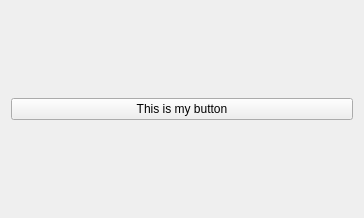
First picture: the form in Resources/UI/qSlicerSingleAxisControlWidget.ui, repository snruser/NeedlePusher, before the edit.
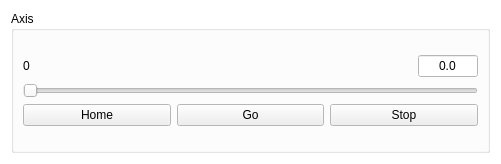
Second picture: the form after the edit.

Commit message: ENH: Created SingleAxis widget. Created DOF selection (creating as much as SingleAxis widgets). TODO: Need to create checkbox to link all axis

The edit to the form file:
```diff
--- a/Resources/UI/qSlicerSingleAxisControlWidget.ui
+++ b/Resources/UI/qSlicerSingleAxisControlWidget.ui
@@ -6,24 +6,179 @@
    <rect>
     <x>0</x>
     <y>0</y>
-    <width>364</width>
-    <height>218</height>
+    <width>501</width>
+    <height>164</height>
    </rect>
   </property>
+  <property name="sizePolicy">
+   <sizepolicy hsizetype="Expanding" vsizetype="Fixed">
+    <horstretch>0</horstretch>
+    <verstretch>0</verstretch>
+   </sizepolicy>
+  </property>
+  <property name="palette">
+   <palette>
+    <active>
+     <colorrole role="Base">
+      <brush brushstyle="SolidPattern">
+       <color alpha="255">
+        <red>255</red>
+        <green>255</green>
+        <blue>255</blue>
+       </color>
+      </brush>
+     </colorrole>
+     <colorrole role="Window">
+      <brush brushstyle="SolidPattern">
+       <color alpha="255">
+        <red>255</red>
+        <green>255</green>
+        <blue>255</blue>
+       </color>
+      </brush>
+     </colorrole>
+    </active>
+    <inactive>
+     <colorrole role="Base">
+      <brush brushstyle="SolidPattern">
+       <color alpha="255">
+        <red>255</red>
+        <green>255</green>
+        <blue>255</blue>
+       </color>
+      </brush>
+     </colorrole>
+     <colorrole role="Window">
+      <brush brushstyle="SolidPattern">
+       <color alpha="255">
+        <red>255</red>
+        <green>255</green>
+        <blue>255</blue>
+       </color>
+      </brush>
+     </colorrole>
+    </inactive>
+    <disabled>
+     <colorrole role="Base">
+      <brush brushstyle="SolidPattern">
+       <color alpha="255">
+        <red>255</red>
+        <green>255</green>
+        <blue>255</blue>
+       </color>
+      </brush>
+     </colorrole>
+     <colorrole role="Window">
+      <brush brushstyle="SolidPattern">
+       <color alpha="255">
+        <red>255</red>
+        <green>255</green>
+        <blue>255</blue>
+       </color>
+      </brush>
+     </colorrole>
+    </disabled>
+   </palette>
+  </property>
   <property name="windowTitle">
    <string>Form</string>
   </property>
+  <property name="windowOpacity">
+   <double>1.000000000000000</double>
+  </property>
+  <property name="autoFillBackground">
+   <bool>false</bool>
+  </property>
   <layout class="QVBoxLayout" name="verticalLayout">
    <item>
-    <layout class="QHBoxLayout" name="horizontalLayout">
-     <item>
-      <widget class="QPushButton" name="pushButton">
-       <property name="text">
-        <string>This is my button</string>
-       </property>
-      </widget>
-     </item>
-    </layout>
+    <widget class="QGroupBox" name="AxisGroupBox">
+     <property name="title">
+      <string>Axis</string>
+     </property>
+     <layout class="QVBoxLayout" name="verticalLayout_3">
+      <item>
+       <layout class="QVBoxLayout" name="verticalLayout_2">
+        <property name="sizeConstraint">
+         <enum>QLayout::SetMaximumSize</enum>
+        </property>
+        <item>
+         <layout class="QHBoxLayout" name="horizontalLayout">
+          <item>
+           <widget class="QLabel" name="label">
+            <property name="text">
+             <string>0</string>
+            </property>
+           </widget>
+          </item>
+          <item>
+           <spacer name="horizontalSpacer">
+            <property name="orientation">
+             <enum>Qt::Horizontal</enum>
+            </property>
+            <property name="sizeHint" stdset="0">
+             <size>
+              <width>40</width>
+              <height>20</height>
+             </size>
+            </property>
+           </spacer>
+          </item>
+          <item>
+           <widget class="QLineEdit" name="TargetPositionBox">
+            <property name="maximumSize">
+             <size>
+              <width>60</width>
+              <height>16777215</height>
+             </size>
+            </property>
+            <property name="text">
+             <string>0.0</string>
+            </property>
+            <property name="alignment">
+             <set>Qt::AlignCenter</set>
+            </property>
+           </widget>
+          </item>
+         </layout>
+        </item>
+        <item>
+         <widget class="QSlider" name="AxisActuator">
+          <property name="orientation">
+           <enum>Qt::Horizontal</enum>
+          </property>
+         </widget>
+        </item>
+        <item>
+         <layout class="QHBoxLayout" name="horizontalLayout_2">
+          <item>
+           <widget class="QPushButton" name="HomeButton">
+            <property name="text">
+             <string>Home</string>
+            </property>
+           </widget>
+          </item>
+          <item>
+           <widget class="QPushButton" name="GoButton">
+            <property name="text">
+             <string>Go</string>
+            </property>
+           </widget>
+          </item>
+          <item>
+           <widget class="QPushButton" name="StopButton">
+            <property name="text">
+             <string>Stop</string>
+            </property>
+           </widget>
+          </item>
+         </layout>
+        </item>
+       </layout>
+      </item>
+     </layout>
+     <zorder>verticalLayoutWidget</zorder>
+     <zorder>verticalLayoutWidget</zorder>
+    </widget>
    </item>
   </layout>
  </widget>
```
Left out of the diff: 19 changed lines with no effect on the pictures. The commit also changes 5 other files.
